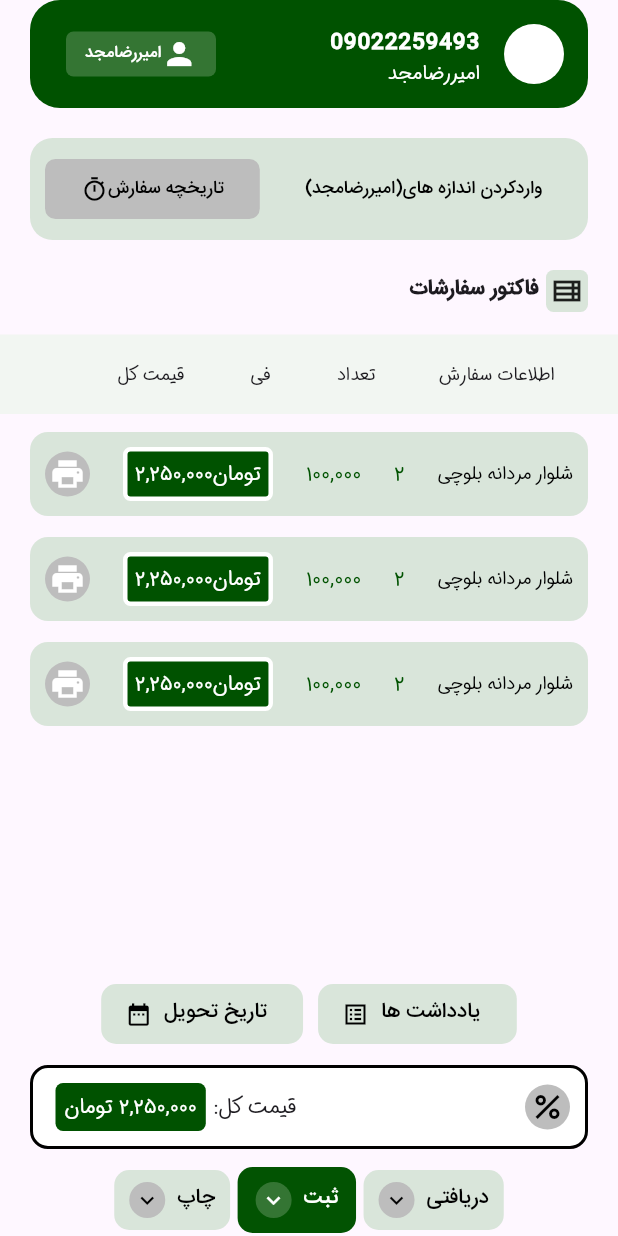
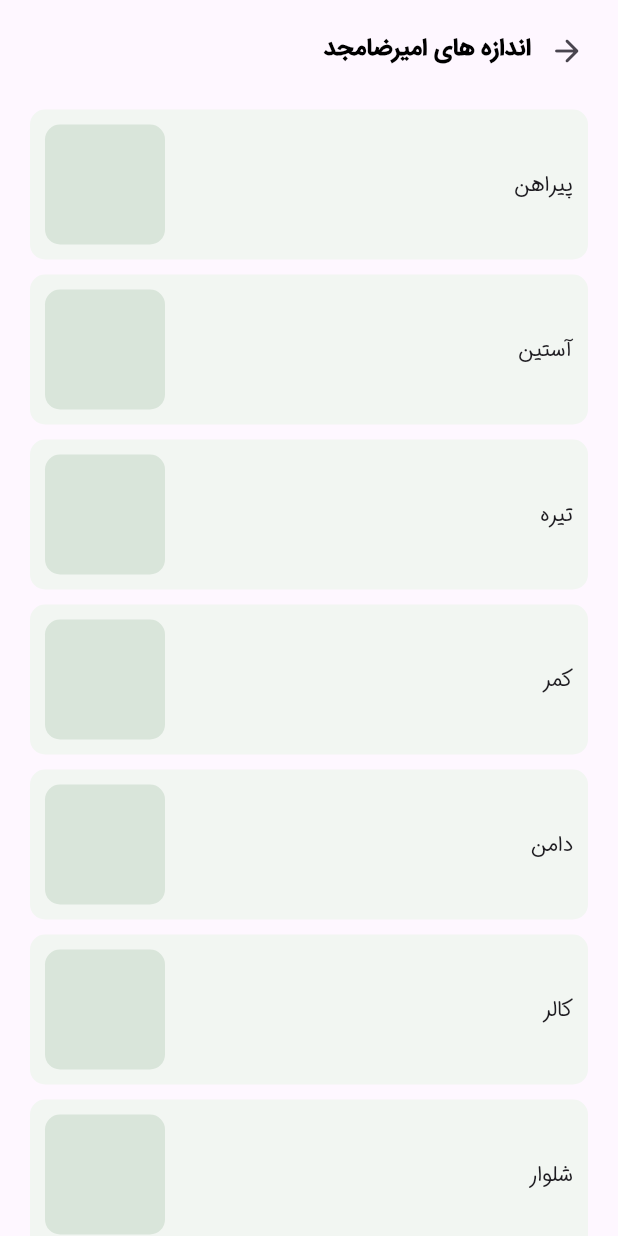
Before and after one commit to AliMotamedi7/shoonz-tailor, a Flutter app: the OrderRegistration screen opened by its route, after a tap on "واردکردن اندازه های(امیررضامجد)", on a phone screen of 412 x 824 dp. Run offline on Flutter 3.47's test engine with Material 3 defaults, Android fonts, the phone set to English and light mode, and no system bars; our stand-ins replace fl_chart, pinput.

Commit message:
adding enter size page

```diff
--- a/lib/main.dart
+++ b/lib/main.dart
@@ -1,5 +1,6 @@
 import 'package:flutter/material.dart';
 import 'package:shoonz_tailor/pages/customer.dart';
+import 'package:shoonz_tailor/pages/enter_size.dart';
 import 'package:shoonz_tailor/pages/home.dart';
 import 'package:shoonz_tailor/pages/login.dart';
 import 'package:shoonz_tailor/pages/order.dart';
@@ -28,6 +29,7 @@ class MyApp extends StatelessWidget {
         '/customer': (context) => const CustomerPage(),
         '/order': (context) => const OrderPage(),
         '/orderRegistration': (context) => const OrderRegistration(),
+        '/enterSize': (context) => EnterSize(),
       },
     );
   }
--- /dev/null
+++ b/lib/pages/enter_size.dart
@@ -0,0 +1,115 @@
+import 'package:flutter/material.dart';
+import 'package:flutter/widgets.dart';
+import 'package:shoonz_tailor/widgets/enterSizeWidgets/clothes_box.dart';
+import 'dart:io';
+import 'package:shoonz_tailor/widgets/enterSizeWidgets/grid_clothes_box.dart';
+
+class EnterSize extends StatelessWidget {
+  EnterSize({super.key});
+
+  List<String> cloth = [
+    "پیراهن",
+    "آستین",
+    "تیره",
+    "کمر",
+    "دامن",
+    "کالر",
+    "شلوار",
+    "پاچه",
+  ];
+
+  List<String> type = [
+    "جیگ",
+    "دامن و پیراهن",
+    "کالر",
+    "جیب ها",
+    "سرآستین",
+    "شلوار",
+  ];
+
+  @override
+  Widget build(BuildContext context) {
+    return Scaffold(
+      body: SafeArea(
+        bottom: false,
+        top: Platform.isAndroid ? true : false,
+        child: Padding(
+          padding: const EdgeInsets.symmetric(horizontal: 10.0),
+          child: ListView(
+            shrinkWrap: true,
+            children: [
+              if (Platform.isAndroid)
+                const SizedBox(
+                  height: 10,
+                ),
+              Directionality(
+                textDirection: TextDirection.rtl,
+                child: Row(
+                  children: [
+                    IconButton(
+                      onPressed: () {
+                        Navigator.pop(context);
+                      },
+                      icon: const Icon(Icons.arrow_back_rounded),
+                    ),
+                    const Text(
+                      "اندازه های امیرضامجد",
+                      textAlign: TextAlign.start,
+                      textDirection: TextDirection.rtl,
+                      style: TextStyle(
+                          color: Colors.black,
+                          fontWeight: FontWeight.bold,
+                          fontSize: 16),
+                    ),
+                  ],
+                ),
+              ),
+              const SizedBox(
+                height: 10,
+              ),
+              ListView.builder(
+                  shrinkWrap: true,
+                  physics: const ClampingScrollPhysics(),
+                  itemCount: cloth.length,
+                  itemBuilder: (context, index) {
+                    return ClotheBox(name: cloth[index]);
+                  }),
+              const SizedBox(
+                height: 10,
+              ),
+              SizedBox(
+                width: MediaQuery.sizeOf(context).width,
+                height: MediaQuery.sizeOf(context).height / 3,
+                child: GridView.count(
+                  crossAxisCount: 3,
+                  children: List.generate(
+                      type.length,
+                      (index) => GridCothesBox(
+                            type: type[index],
+                          )),
+                ),
+              ),
+              Container(
+                margin: const EdgeInsets.symmetric(horizontal: 10),
+                child: ElevatedButton(
+                    style: ElevatedButton.styleFrom(
+                        padding: const EdgeInsets.symmetric(vertical: 15),
+                        elevation: 0,
+                        backgroundColor: const Color(0xff005200),
+                        shape: RoundedRectangleBorder(
+                            borderRadius: BorderRadius.circular(10))),
+                    onPressed: () {},
+                    child: const Text(
+                      "تایید اطلاعات",
+                      textAlign: TextAlign.center,
+                      style: TextStyle(
+                          color: Colors.white, fontWeight: FontWeight.bold),
+                    )),
+              )
+            ],
+          ),
+        ),
+      ),
+    );
+  }
+}
--- a/lib/pages/order_registration.dart
+++ b/lib/pages/order_registration.dart
@@ -23,7 +23,7 @@ class _OrderRegistrationState extends State<OrderRegistration> {
         children: [
           if (Platform.isAndroid)
             const SizedBox(
-              width: 10,
+              height: 10,
             ),
           TopOrderProfile(phoneNumber: "09022259493", name: "امیررضامجد"),
           const SizeTailorButton(),
@@ -106,7 +106,7 @@ class _OrderRegistrationState extends State<OrderRegistration> {
           const SizedBox(
             height: 10,
           ),
-          OrderRestrationButtons(),
+          const OrderRestrationButtons(),
         ],
       )),
     );
--- /dev/null
+++ b/lib/widgets/enterSizeWidgets/clothes_box.dart
@@ -0,0 +1,35 @@
+import 'package:flutter/material.dart';
+
+class ClotheBox extends StatelessWidget {
+  const ClotheBox({super.key, required this.name});
+
+  final String name;
+
+  @override
+  Widget build(BuildContext context) {
+    return Container(
+      width: MediaQuery.sizeOf(context).width,
+      alignment: Alignment.center,
+      margin: const EdgeInsets.symmetric(horizontal: 10, vertical: 5),
+      padding: const EdgeInsets.all(10),
+      decoration: BoxDecoration(
+          color: const Color(0xfff2f6f2),
+          borderRadius: BorderRadius.circular(10)),
+      child: Row(
+        mainAxisAlignment: MainAxisAlignment.spaceBetween,
+        textDirection: TextDirection.rtl,
+        children: [
+          Text(name),
+          Container(
+            width: 80,
+            height: 80,
+            decoration: BoxDecoration(
+              borderRadius: BorderRadius.circular(10),
+              color: const Color(0xffd9e5da),
+            ),
+          ),
+        ],
+      ),
+    );
+  }
+}
--- /dev/null
+++ b/lib/widgets/enterSizeWidgets/grid_clothes_box.dart
@@ -0,0 +1,24 @@
+import 'package:flutter/material.dart';
+
+class GridCothesBox extends StatelessWidget {
+  const GridCothesBox({super.key, required this.type});
+
+  final String type;
+  @override
+  Widget build(BuildContext context) {
+    return Container(
+      width: 100,
+      height: 100,
+      alignment: Alignment.center,
+      margin: const EdgeInsets.all(10),
+      decoration: BoxDecoration(
+        borderRadius: BorderRadius.circular(10),
+        color: const Color(0xfff2f6f2),
+      ),
+      child: Text(
+        type,
+        style: const TextStyle(color: Colors.black),
+      ),
+    );
+  }
+}
--- a/lib/widgets/orderRegistrationWidgets/orde_registration_table.dart
+++ b/lib/widgets/orderRegistrationWidgets/orde_registration_table.dart
@@ -1,6 +1,4 @@
-import 'package:flutter/cupertino.dart';
 import 'package:flutter/material.dart';
-import 'package:flutter/widgets.dart';
 
 class OrderRegistrationTable extends StatefulWidget {
   const OrderRegistrationTable({super.key});
--- a/lib/widgets/orderRegistrationWidgets/order_registration_buttons.dart
+++ b/lib/widgets/orderRegistrationWidgets/order_registration_buttons.dart
@@ -10,7 +10,7 @@ class OrderRestrationButtons extends StatelessWidget {
       children: [
         ElevatedButton.icon(
           style: ElevatedButton.styleFrom(
-              padding: EdgeInsets.symmetric(vertical: 8, horizontal: 10),
+              padding: const EdgeInsets.symmetric(vertical: 8, horizontal: 10),
               backgroundColor: const Color(0xffd9e5da),
               elevation: 0,
               shape: RoundedRectangleBorder(
@@ -48,8 +48,8 @@ class OrderRestrationButtons extends StatelessWidget {
             style: TextStyle(color: Colors.white),
           ),
           icon: Container(
-            decoration:
-                BoxDecoration(color: Color(0xff347533), shape: BoxShape.circle),
+            decoration: const BoxDecoration(
+                color: Color(0xff347533), shape: BoxShape.circle),
             padding: const EdgeInsets.all(3),
             child: const Icon(
               Icons.keyboard_arrow_down,
--- a/lib/widgets/orderRegistrationWidgets/tailorSizebutton.dart
+++ b/lib/widgets/orderRegistrationWidgets/tailorSizebutton.dart
@@ -19,7 +19,9 @@ class SizeTailorButton extends StatelessWidget {
           children: [
             Expanded(
               child: TextButton(
-                onPressed: () {},
+                onPressed: () {
+                  Navigator.pushNamed(context, "/enterSize");
+                },
                 child: const Text(
                   "واردکردن اندازه های(امیررضامجد)",
                   maxLines: 1,
```
